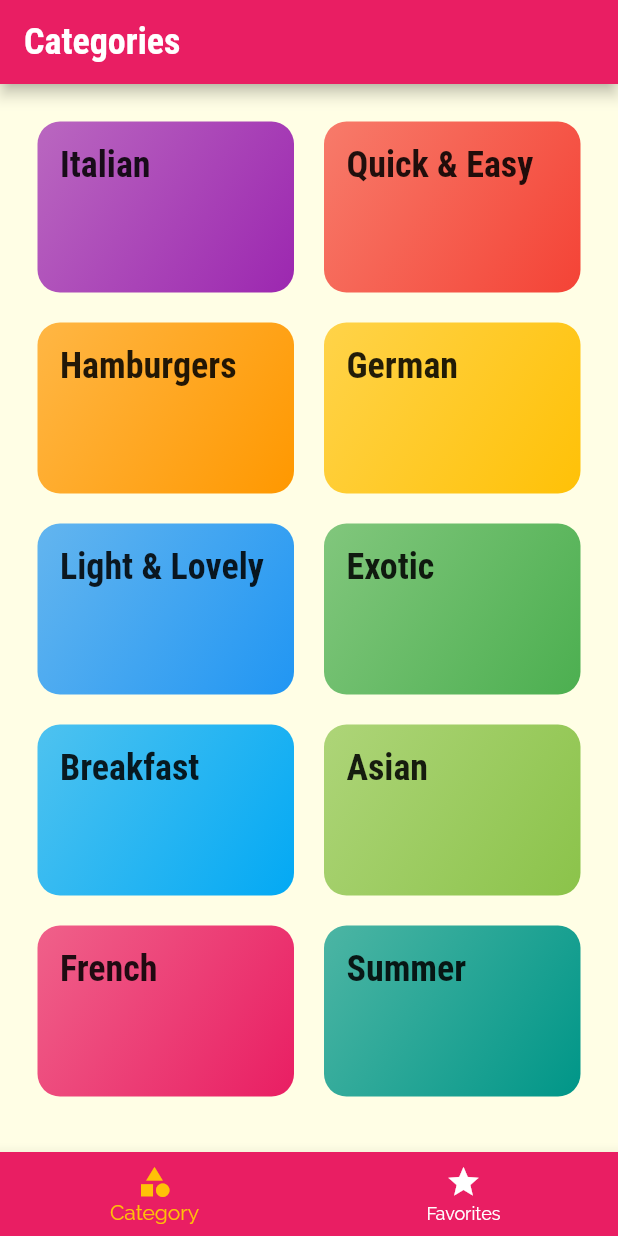
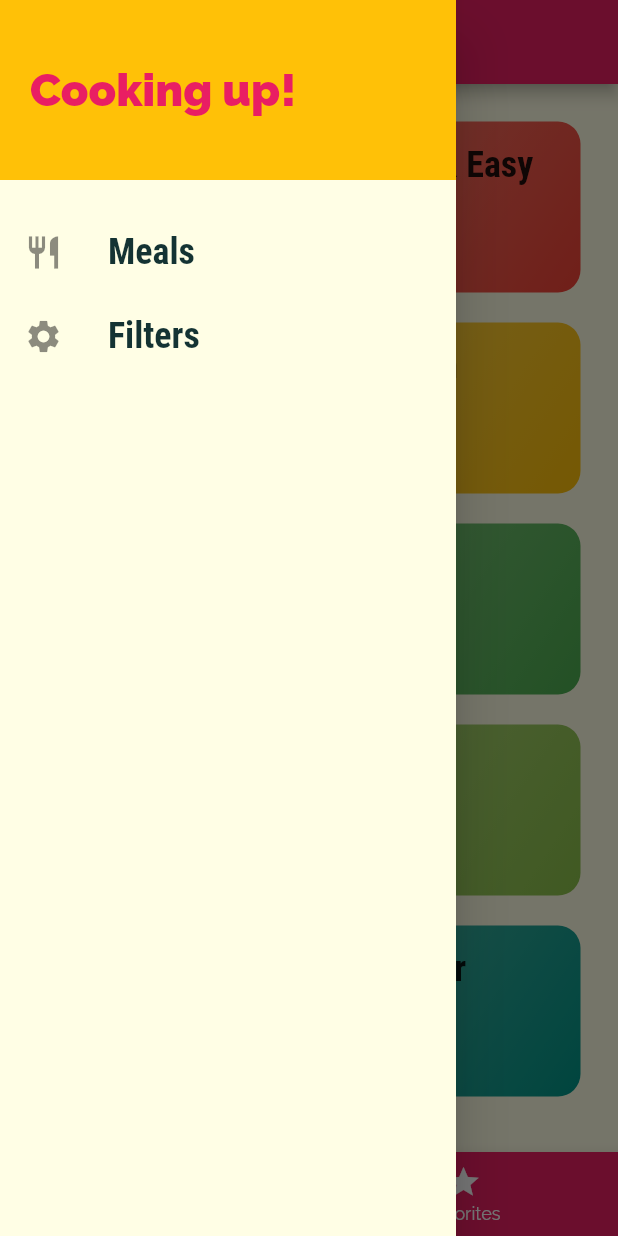
Before and after one commit to Borschik0/meals_app, a Flutter app: the screen it shows after launch, with the side drawer open (before the commit the screen has no drawer), on a phone screen of 412 x 824 dp. Run offline on Flutter 3.47's test engine with Material 2 defaults, Android fonts, the phone set to English and light mode, and no system bars.

Commit message:
Update 8

```diff
--- a/lib/screens/tabs_screen.dart
+++ b/lib/screens/tabs_screen.dart
@@ -1,6 +1,7 @@
 import 'package:flutter/material.dart';
 import 'package:meals_app/screens/categories_screen.dart';
 
+import '../widgets/main_drawer.dart';
 import 'favorites_screen.dart';
 
 class TabsScreen extends StatefulWidget {
@@ -32,6 +33,7 @@ class _TabsScreenState extends State<TabsScreen> {
   Widget build(BuildContext context) {
     return Scaffold(
       appBar: AppBar(title:  Text(_pages[_selectedPageIndex]['title'] as String)),
+      drawer: const MainDrawer(),
       body: _pages[_selectedPageIndex]['page'] as Widget,
       bottomNavigationBar: BottomNavigationBar(
         backgroundColor: Theme.of(context).primaryColor,
--- /dev/null
+++ b/lib/widgets/main_drawer.dart
@@ -0,0 +1,49 @@
+import 'package:flutter/material.dart';
+
+class MainDrawer extends StatelessWidget {
+  const MainDrawer({Key? key}) : super(key: key);
+
+  Widget buildListTile(String title, IconData icon) {
+    return ListTile(
+      leading: Icon(
+        icon,
+        size: 26,
+      ),
+      title: Text(
+        title,
+        style: const TextStyle(
+            fontFamily: 'RobotoCondensed',
+            fontSize: 24,
+            fontWeight: FontWeight.bold),
+      ),
+      onTap: () {},
+    );
+  }
+
+  @override
+  Widget build(BuildContext context) {
+    return Drawer(
+      child: Column(
+        children: <Widget>[
+          Container(
+            height: 120,
+            width: double.infinity,
+            padding: const EdgeInsets.all(20),
+            alignment: Alignment.centerLeft,
+            child: Text('Cooking up!',
+                style: TextStyle(
+                    fontWeight: FontWeight.w900,
+                    fontSize: 30,
+                    color: Theme.of(context).primaryColor)),
+            color: Theme.of(context).accentColor,
+          ),
+          const SizedBox(
+            height: 20,
+          ),
+          buildListTile('Meals', Icons.restaurant),
+          buildListTile('Filters', Icons.settings)
+        ],
+      ),
+    );
+  }
+}
```
